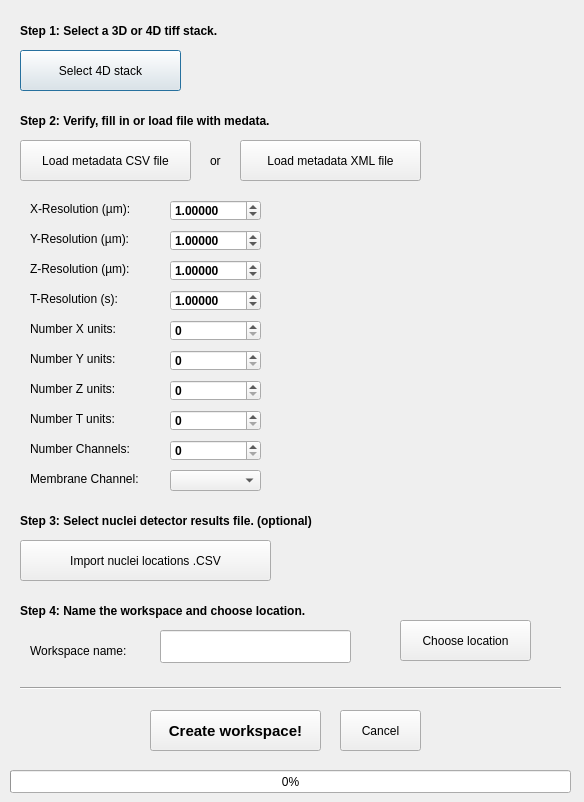
The window that CellECT/gui/new_workspace_layout.ui (ddiana/CellECT) describes before a commit, drawn with Qt 5.
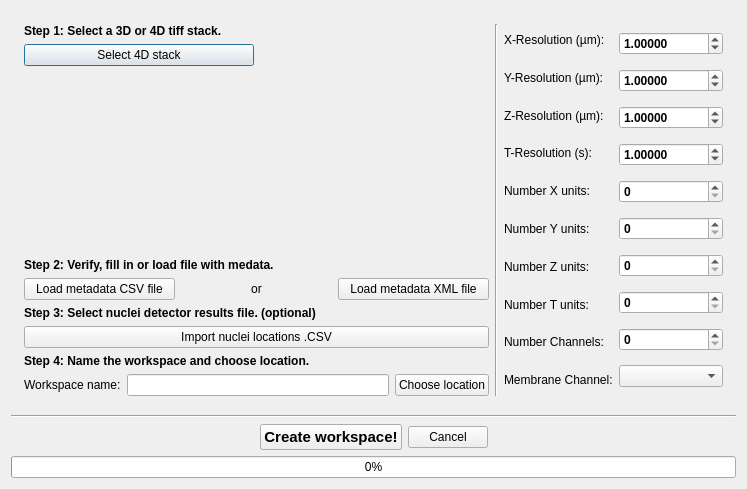
The same window after the commit.

Commit message: adjusted size to fit very small res screens

Diff of the .ui file:
```diff
--- a/CellECT/gui/new_workspace_layout.ui
+++ b/CellECT/gui/new_workspace_layout.ui
@@ -6,34 +6,108 @@
    <rect>
     <x>0</x>
     <y>0</y>
-    <width>584</width>
-    <height>802</height>
+    <width>747</width>
+    <height>489</height>
    </rect>
   </property>
   <property name="windowTitle">
    <string>New Workspace</string>
   </property>
+  <layout class="QVBoxLayout" name="verticalLayout_5">
+   <item>
+    <spacer name="verticalSpacer_4">
+     <property name="orientation">
+      <enum>Qt::Vertical</enum>
+     </property>
+     <property name="sizeType">
+      <enum>QSizePolicy::Fixed</enum>
+     </property>
+     <property name="sizeHint" stdset="0">
+      <size>
+       <width>20</width>
+       <height>13</height>
+      </size>
+     </property>
+    </spacer>
+   </item>
+   <item>
+    <layout class="QHBoxLayout" name="horizontalLayout_6">
+     <item>
+      <spacer name="horizontalSpacer_4">
+       <property name="orientation">
+        <enum>Qt::Horizontal</enum>
+       </property>
+       <property name="sizeType">
+        <enum>QSizePolicy::Fixed</enum>
+       </property>
+       <property name="sizeHint" stdset="0">
+        <size>
+         <width>13</width>
+         <height>17</height>
+        </size>
+       </property>
+      </spacer>
+     </item>
+     <item>
+      <layout class="QVBoxLayout" name="verticalLayout_4">
+       <item>
+        <widget class="QLabel" name="label_3">
+         <property name="font">
+          <font>
+           <weight>75</weight>
+           <bold>true</bold>
+          </font>
+         </property>
+         <property name="text">
+          <string>Step 1: Select a 3D or 4D tiff stack.</string>
+         </property>
+        </widget>
+       </item>
+       <item>
+        <layout class="QHBoxLayout" name="horizontalLayout_4">
+         <item>
+          <layout class="QVBoxLayout" name="verticalLayout_3">
+           <item>
   <widget class="QPushButton" name="btn_select_img">
-   <property name="geometry">
-    <rect>
-     <x>20</x>
-     <y>50</y>
-     <width>161</width>
-     <height>41</height>
-    </rect>
+             <property name="sizePolicy">
+              <sizepolicy hsizetype="Preferred" vsizetype="Fixed">
+               <horstretch>0</horstretch>
+               <verstretch>0</verstretch>
+              </sizepolicy>
    </property>
    <property name="text">
     <string>Select 4D stack</string>
    </property>
   </widget>
+           </item>
+           <item>
+            <spacer name="verticalSpacer">
+             <property name="orientation">
+              <enum>Qt::Vertical</enum>
+             </property>
+             <property name="sizeHint" stdset="0">
+              <size>
+               <width>20</width>
+               <height>40</height>
+              </size>
+             </property>
+            </spacer>
+           </item>
+          </layout>
+         </item>
+         <item>
   <widget class="QLabel" name="label_preview_img">
-   <property name="geometry">
-    <rect>
-     <x>280</x>
-     <y>210</y>
-     <width>271</width>
-     <height>271</height>
-    </rect>
+           <property name="sizePolicy">
+            <sizepolicy hsizetype="Ignored" vsizetype="Ignored">
+             <horstretch>0</horstretch>
+             <verstretch>0</verstretch>
+            </sizepolicy>
+           </property>
+           <property name="minimumSize">
+            <size>
+             <width>30</width>
+             <height>30</height>
+            </size>
    </property>
    <property name="autoFillBackground">
     <bool>true</bool>
@@ -45,171 +119,239 @@
     <bool>true</bool>
    </property>
   </widget>
-  <widget class="QPushButton" name="btn_import_nuclei_csv">
-   <property name="geometry">
-    <rect>
-     <x>20</x>
-     <y>540</y>
-     <width>251</width>
-     <height>41</height>
-    </rect>
+         </item>
+        </layout>
+       </item>
+       <item>
+        <widget class="QLabel" name="label_5">
+         <property name="font">
+          <font>
+           <weight>75</weight>
+           <bold>true</bold>
+          </font>
    </property>
    <property name="text">
-    <string>Import nuclei locations .CSV</string>
-   </property>
-  </widget>
+          <string>Step 2: Verify, fill in or load file with medata.</string>
+         </property>
+        </widget>
+       </item>
+       <item>
+        <layout class="QHBoxLayout" name="horizontalLayout_2">
+         <item>
   <widget class="QPushButton" name="btn_load_metadata_csv">
-   <property name="geometry">
-    <rect>
-     <x>20</x>
-     <y>140</y>
-     <width>171</width>
-     <height>41</height>
-    </rect>
-   </property>
    <property name="text">
     <string>Load metadata CSV file</string>
    </property>
   </widget>
-  <widget class="QLabel" name="label_10">
-   <property name="geometry">
-    <rect>
-     <x>30</x>
-     <y>290</y>
-     <width>141</width>
-     <height>17</height>
-    </rect>
-   </property>
+         </item>
+         <item>
+          <widget class="QLabel" name="label_4">
+           <property name="text">
+            <string>or</string>
+           </property>
+           <property name="alignment">
+            <set>Qt::AlignCenter</set>
+           </property>
+          </widget>
+         </item>
+         <item>
+          <widget class="QPushButton" name="btn_load_metadata_xml">
    <property name="text">
-    <string>T-Resolution (s):</string>
-   </property>
-  </widget>
+            <string>Load metadata XML file</string>
+           </property>
+          </widget>
+         </item>
+        </layout>
+       </item>
+       <item>
+        <widget class="QLabel" name="label_6">
+         <property name="font">
+          <font>
+           <weight>75</weight>
+           <bold>true</bold>
+          </font>
+         </property>
+         <property name="text">
+          <string>Step 3: Select nuclei detector results file. (optional)</string>
+         </property>
+        </widget>
+       </item>
+       <item>
+        <widget class="QPushButton" name="btn_import_nuclei_csv">
+         <property name="text">
+          <string>Import nuclei locations .CSV</string>
+         </property>
+        </widget>
+       </item>
+       <item>
+        <widget class="QLabel" name="label_18">
+         <property name="font">
+          <font>
+           <weight>75</weight>
+           <bold>true</bold>
+          </font>
+         </property>
+         <property name="text">
+          <string>Step 4: Name the workspace and choose location.</string>
+         </property>
+        </widget>
+       </item>
+       <item>
+        <layout class="QHBoxLayout" name="horizontalLayout_3">
+         <item>
+          <widget class="QLabel" name="label_19">
+           <property name="text">
+            <string>Workspace name:</string>
+           </property>
+          </widget>
+         </item>
+         <item>
+          <widget class="QLineEdit" name="lineEdit_ws_name"/>
+         </item>
+         <item>
+          <widget class="QPushButton" name="btn_choose_location">
+           <property name="text">
+            <string>Choose location</string>
+           </property>
+          </widget>
+         </item>
+        </layout>
+       </item>
+      </layout>
+     </item>
+     <item>
+      <widget class="Line" name="line_2">
+       <property name="orientation">
+        <enum>Qt::Vertical</enum>
+       </property>
+      </widget>
+     </item>
+     <item>
+      <layout class="QHBoxLayout" name="horizontalLayout">
+       <item>
+        <layout class="QVBoxLayout" name="verticalLayout">
+         <item>
+          <widget class="QLabel" name="label_7">
+           <property name="text">
+            <string>X-Resolution (µm):</string>
+           </property>
+          </widget>
+         </item>
+         <item>
   <widget class="QLabel" name="label_8">
-   <property name="geometry">
-    <rect>
-     <x>30</x>
-     <y>230</y>
-     <width>151</width>
-     <height>17</height>
-    </rect>
-   </property>
    <property name="text">
     <string>Y-Resolution (µm):</string>
    </property>
   </widget>
-  <widget class="QLabel" name="label_14">
-   <property name="geometry">
-    <rect>
-     <x>30</x>
-     <y>410</y>
-     <width>111</width>
-     <height>17</height>
-    </rect>
-   </property>
+         </item>
+         <item>
+          <widget class="QLabel" name="label_9">
+           <property name="text">
+            <string>Z-Resolution (µm):</string>
+           </property>
+          </widget>
+         </item>
+         <item>
+          <widget class="QLabel" name="label_10">
    <property name="text">
-    <string>Number T units:</string>
-   </property>
-  </widget>
+            <string>T-Resolution (s):</string>
+           </property>
+          </widget>
+         </item>
+         <item>
   <widget class="QLabel" name="label_11">
-   <property name="geometry">
-    <rect>
-     <x>30</x>
-     <y>320</y>
-     <width>111</width>
-     <height>17</height>
-    </rect>
-   </property>
    <property name="text">
     <string>Number X units:</string>
    </property>
   </widget>
-  <widget class="QLabel" name="label_7">
-   <property name="geometry">
-    <rect>
-     <x>30</x>
-     <y>200</y>
-     <width>151</width>
-     <height>17</height>
-    </rect>
-   </property>
-   <property name="text">
-    <string>X-Resolution (µm):</string>
-   </property>
-  </widget>
-  <widget class="QLabel" name="label_15">
-   <property name="geometry">
-    <rect>
-     <x>30</x>
-     <y>440</y>
-     <width>121</width>
-     <height>17</height>
-    </rect>
-   </property>
-   <property name="text">
-    <string>Number Channels:</string>
-   </property>
-  </widget>
+         </item>
+         <item>
   <widget class="QLabel" name="label_12">
-   <property name="geometry">
-    <rect>
-     <x>30</x>
-     <y>350</y>
-     <width>111</width>
-     <height>17</height>
-    </rect>
-   </property>
    <property name="text">
     <string>Number Y units:</string>
    </property>
   </widget>
-  <widget class="QLabel" name="label_9">
-   <property name="geometry">
-    <rect>
-     <x>30</x>
-     <y>260</y>
-     <width>151</width>
-     <height>17</height>
-    </rect>
-   </property>
-   <property name="text">
-    <string>Z-Resolution (µm):</string>
-   </property>
-  </widget>
-  <widget class="QLabel" name="label_17">
-   <property name="geometry">
-    <rect>
-     <x>30</x>
-     <y>470</y>
-     <width>141</width>
-     <height>17</height>
-    </rect>
-   </property>
-   <property name="text">
-    <string>Membrane Channel:</string>
-   </property>
-  </widget>
+         </item>
+         <item>
   <widget class="QLabel" name="label_13">
-   <property name="geometry">
-    <rect>
-     <x>30</x>
-     <y>380</y>
-     <width>111</width>
-     <height>17</height>
-    </rect>
-   </property>
    <property name="text">
     <string>Number Z units:</string>
    </property>
   </widget>
+         </item>
+         <item>
+          <widget class="QLabel" name="label_14">
+           <property name="text">
+            <string>Number T units:</string>
+           </property>
+          </widget>
+         </item>
+         <item>
+          <widget class="QLabel" name="label_15">
+           <property name="text">
+            <string>Number Channels:</string>
+           </property>
+          </widget>
+         </item>
+         <item>
+          <widget class="QLabel" name="label_17">
+           <property name="text">
+            <string>Membrane Channel:</string>
+           </property>
+          </widget>
+         </item>
+        </layout>
+       </item>
+       <item>
+        <layout class="QVBoxLayout" name="verticalLayout_2">
+         <item>
+          <widget class="QDoubleSpinBox" name="doubleSpinBox_xres">
+           <property name="font">
+            <font>
+             <pointsize>9</pointsize>
+             <weight>75</weight>
+             <bold>true</bold>
+            </font>
+           </property>
+           <property name="decimals">
+            <number>5</number>
+           </property>
+           <property name="minimum">
+            <double>0.000010000000000</double>
+           </property>
+           <property name="maximum">
+            <double>100000.000000000000000</double>
+           </property>
+           <property name="value">
+            <double>1.000000000000000</double>
+           </property>
+          </widget>
+         </item>
+         <item>
   <widget class="QDoubleSpinBox" name="doubleSpinBox_yres">
-   <property name="geometry">
-    <rect>
-     <x>170</x>
-     <y>230</y>
-     <width>91</width>
-     <height>21</height>
-    </rect>
-   </property>
+           <property name="font">
+            <font>
+             <pointsize>9</pointsize>
+             <weight>75</weight>
+             <bold>true</bold>
+            </font>
+           </property>
+           <property name="decimals">
+            <number>5</number>
+           </property>
+           <property name="minimum">
+            <double>0.000010000000000</double>
+           </property>
+           <property name="maximum">
+            <double>100000.000000000000000</double>
+           </property>
+           <property name="value">
+            <double>1.000000000000000</double>
+           </property>
+          </widget>
+         </item>
+         <item>
+          <widget class="QDoubleSpinBox" name="doubleSpinBox_zres">
    <property name="font">
     <font>
      <pointsize>9</pointsize>
@@ -230,15 +372,77 @@
     <double>1.000000000000000</double>
    </property>
   </widget>
+         </item>
+         <item>
+          <widget class="QDoubleSpinBox" name="doubleSpinBox_tres">
+           <property name="font">
+            <font>
+             <pointsize>9</pointsize>
+             <weight>75</weight>
+             <bold>true</bold>
+            </font>
+           </property>
+           <property name="decimals">
+            <number>5</number>
+           </property>
+           <property name="minimum">
+            <double>0.000010000000000</double>
+           </property>
+           <property name="maximum">
+            <double>100000.000000000000000</double>
+           </property>
+           <property name="value">
+            <double>1.000000000000000</double>
+           </property>
+          </widget>
+         </item>
+         <item>
+          <widget class="QSpinBox" name="spinBox_numx">
+           <property name="font">
+            <font>
+             <pointsize>9</pointsize>
+             <weight>75</weight>
+             <bold>true</bold>
+            </font>
+           </property>
+           <property name="maximum">
+            <number>10000</number>
+           </property>
+          </widget>
+         </item>
+         <item>
+          <widget class="QSpinBox" name="spinBox_numy">
+           <property name="font">
+            <font>
+             <pointsize>9</pointsize>
+             <weight>75</weight>
+             <bold>true</bold>
+            </font>
+           </property>
+           <property name="maximum">
+            <number>10000</number>
+           </property>
+          </widget>
+         </item>
+         <item>
+          <widget class="QSpinBox" name="spinBox_numz">
+           <property name="font">
+            <font>
+             <pointsize>9</pointsize>
+             <weight>75</weight>
+             <bold>true</bold>
+            </font>
+           </property>
+           <property name="maximum">
+            <number>10000</number>
+           </property>
+           <property name="value">
+            <number>0</number>
+           </property>
+          </widget>
+         </item>
+         <item>
   <widget class="QSpinBox" name="spinBox_numt">
-   <property name="geometry">
-    <rect>
-     <x>170</x>
-     <y>410</y>
-     <width>91</width>
-     <height>21</height>
-    </rect>
-   </property>
    <property name="font">
     <font>
      <pointsize>9</pointsize>
@@ -253,44 +457,9 @@
     <number>0</number>
    </property>
   </widget>
-  <widget class="QDoubleSpinBox" name="doubleSpinBox_xres">
-   <property name="geometry">
-    <rect>
-     <x>170</x>
-     <y>200</y>
-     <width>91</width>
-     <height>21</height>
-    </rect>
-   </property>
-   <property name="font">
-    <font>
-     <pointsize>9</pointsize>
-     <weight>75</weight>
-     <bold>true</bold>
-    </font>
-   </property>
-   <property name="decimals">
-    <number>5</number>
-   </property>
-   <property name="minimum">
-    <double>0.000010000000000</double>
-   </property>
-   <property name="maximum">
-    <double>100000.000000000000000</double>
-   </property>
-   <property name="value">
-    <double>1.000000000000000</double>
-   </property>
-  </widget>
+         </item>
+         <item>
   <widget class="QSpinBox" name="spinBox_numch">
-   <property name="geometry">
-    <rect>
-     <x>170</x>
-     <y>440</y>
-     <width>91</width>
-     <height>21</height>
-    </rect>
-   </property>
    <property name="font">
     <font>
      <pointsize>9</pointsize>
@@ -305,38 +474,9 @@
     <number>0</number>
    </property>
   </widget>
-  <widget class="QSpinBox" name="spinBox_numz">
-   <property name="geometry">
-    <rect>
-     <x>170</x>
-     <y>380</y>
-     <width>91</width>
-     <height>21</height>
-    </rect>
-   </property>
-   <property name="font">
-    <font>
-     <pointsize>9</pointsize>
-     <weight>75</weight>
-     <bold>true</bold>
-    </font>
-   </property>
-   <property name="maximum">
-    <number>10000</number>
-   </property>
-   <property name="value">
-    <number>0</number>
-   </property>
-  </widget>
+         </item>
+         <item>
   <widget class="QComboBox" name="comboBox_mem_chan">
-   <property name="geometry">
-    <rect>
-     <x>170</x>
-     <y>470</y>
-     <width>91</width>
-     <height>21</height>
-    </rect>
-   </property>
    <property name="font">
     <font>
      <pointsize>9</pointsize>
@@ -345,170 +485,69 @@
     </font>
    </property>
   </widget>
-  <widget class="QSpinBox" name="spinBox_numy">
-   <property name="geometry">
-    <rect>
-     <x>170</x>
-     <y>350</y>
-     <width>91</width>
-     <height>21</height>
-    </rect>
-   </property>
-   <property name="font">
-    <font>
-     <pointsize>9</pointsize>
-     <weight>75</weight>
-     <bold>true</bold>
-    </font>
-   </property>
-   <property name="maximum">
-    <number>10000</number>
-   </property>
-  </widget>
-  <widget class="QSpinBox" name="spinBox_numx">
-   <property name="geometry">
-    <rect>
-     <x>170</x>
-     <y>320</y>
-     <width>91</width>
-     <height>21</height>
-    </rect>
-   </property>
-   <property name="font">
-    <font>
-     <pointsize>9</pointsize>
-     <weight>75</weight>
-     <bold>true</bold>
-    </font>
-   </property>
-   <property name="maximum">
-    <number>10000</number>
-   </property>
-  </widget>
-  <widget class="QDoubleSpinBox" name="doubleSpinBox_zres">
-   <property name="geometry">
-    <rect>
-     <x>170</x>
-     <y>260</y>
-     <width>91</width>
-     <height>21</height>
-    </rect>
-   </property>
-   <property name="font">
-    <font>
-     <pointsize>9</pointsize>
-     <weight>75</weight>
-     <bold>true</bold>
-    </font>
-   </property>
-   <property name="decimals">
-    <number>5</number>
-   </property>
-   <property name="minimum">
-    <double>0.000010000000000</double>
-   </property>
-   <property name="maximum">
-    <double>100000.000000000000000</double>
-   </property>
-   <property name="value">
-    <double>1.000000000000000</double>
-   </property>
-  </widget>
-  <widget class="QDoubleSpinBox" name="doubleSpinBox_tres">
-   <property name="geometry">
-    <rect>
-     <x>170</x>
-     <y>290</y>
-     <width>91</width>
-     <height>21</height>
-    </rect>
-   </property>
-   <property name="font">
-    <font>
-     <pointsize>9</pointsize>
-     <weight>75</weight>
-     <bold>true</bold>
-    </font>
-   </property>
-   <property name="decimals">
-    <number>5</number>
-   </property>
-   <property name="minimum">
-    <double>0.000010000000000</double>
-   </property>
-   <property name="maximum">
-    <double>100000.000000000000000</double>
-   </property>
-   <property name="value">
-    <double>1.000000000000000</double>
-   </property>
-  </widget>
-  <widget class="QLabel" name="label_3">
-   <property name="geometry">
-    <rect>
-     <x>20</x>
-     <y>20</y>
-     <width>451</width>
-     <height>21</height>
-    </rect>
-   </property>
-   <property name="font">
-    <font>
-     <weight>75</weight>
-     <bold>true</bold>
-    </font>
-   </property>
-   <property name="text">
-    <string>Step 1: Select a 3D or 4D tiff stack.</string>
-   </property>
-  </widget>
-  <widget class="QLabel" name="label_5">
-   <property name="geometry">
-    <rect>
-     <x>20</x>
-     <y>110</y>
-     <width>411</width>
-     <height>21</height>
-    </rect>
-   </property>
-   <property name="font">
-    <font>
-     <weight>75</weight>
-     <bold>true</bold>
-    </font>
-   </property>
-   <property name="text">
-    <string>Step 2: Verify, fill in or load file with medata.</string>
-   </property>
-  </widget>
-  <widget class="QLabel" name="label_6">
-   <property name="geometry">
-    <rect>
-     <x>20</x>
-     <y>510</y>
-     <width>471</width>
-     <height>21</height>
-    </rect>
-   </property>
-   <property name="font">
-    <font>
-     <weight>75</weight>
-     <bold>true</bold>
-    </font>
-   </property>
-   <property name="text">
-    <string>Step 3: Select nuclei detector results file. (optional)</string>
-   </property>
-  </widget>
+         </item>
+        </layout>
+       </item>
+      </layout>
+     </item>
+     <item>
+      <spacer name="horizontalSpacer_5">
+       <property name="orientation">
+        <enum>Qt::Horizontal</enum>
+       </property>
+       <property name="sizeType">
+        <enum>QSizePolicy::Fixed</enum>
+       </property>
+       <property name="sizeHint" stdset="0">
+        <size>
+         <width>13</width>
+         <height>17</height>
+        </size>
+       </property>
+      </spacer>
+     </item>
+    </layout>
+   </item>
+   <item>
+    <spacer name="verticalSpacer_2">
+     <property name="orientation">
+      <enum>Qt::Vertical</enum>
+     </property>
+     <property name="sizeType">
+      <enum>QSizePolicy::Fixed</enum>
+     </property>
+     <property name="sizeHint" stdset="0">
+      <size>
+       <width>20</width>
+       <height>13</height>
+      </size>
+     </property>
+    </spacer>
+   </item>
+   <item>
+    <widget class="Line" name="line">
+     <property name="orientation">
+      <enum>Qt::Horizontal</enum>
+     </property>
+    </widget>
+   </item>
+   <item>
+    <layout class="QHBoxLayout" name="horizontalLayout_5">
+     <item>
+      <spacer name="horizontalSpacer_2">
+       <property name="orientation">
+        <enum>Qt::Horizontal</enum>
+       </property>
+       <property name="sizeHint" stdset="0">
+        <size>
+         <width>40</width>
+         <height>20</height>
+        </size>
+       </property>
+      </spacer>
+     </item>
+     <item>
   <widget class="QPushButton" name="btn_create_ws">
-   <property name="geometry">
-    <rect>
-     <x>150</x>
-     <y>710</y>
-     <width>171</width>
-     <height>41</height>
-    </rect>
-   </property>
    <property name="font">
     <font>
      <pointsize>11</pointsize>
@@ -520,126 +559,83 @@
     <string>Create workspace!</string>
    </property>
   </widget>
+     </item>
+     <item>
   <widget class="QPushButton" name="btn_cancel">
-   <property name="geometry">
-    <rect>
-     <x>340</x>
-     <y>710</y>
-     <width>81</width>
-     <height>41</height>
-    </rect>
-   </property>
    <property name="text">
     <string>Cancel</string>
    </property>
   </widget>
-  <widget class="QLabel" name="label_18">
-   <property name="geometry">
-    <rect>
-     <x>20</x>
-     <y>600</y>
-     <width>471</width>
-     <height>21</height>
-    </rect>
-   </property>
-   <property name="font">
-    <font>
-     <weight>75</weight>
-     <bold>true</bold>
-    </font>
-   </property>
-   <property name="text">
-    <string>Step 4: Name the workspace and choose location.</string>
-   </property>
-  </widget>
-  <widget class="QPushButton" name="btn_choose_location">
-   <property name="geometry">
-    <rect>
-     <x>400</x>
-     <y>620</y>
-     <width>131</width>
-     <height>41</height>
-    </rect>
-   </property>
-   <property name="text">
-    <string>Choose location</string>
-   </property>
-  </widget>
-  <widget class="QLabel" name="label_19">
-   <property name="geometry">
-    <rect>
-     <x>30</x>
-     <y>640</y>
-     <width>131</width>
-     <height>21</height>
-    </rect>
-   </property>
-   <property name="text">
-    <string>Workspace name:</string>
-   </property>
-  </widget>
-  <widget class="QLineEdit" name="lineEdit_ws_name">
-   <property name="geometry">
-    <rect>
-     <x>160</x>
-     <y>630</y>
-     <width>191</width>
-     <height>33</height>
-    </rect>
-   </property>
-  </widget>
-  <widget class="Line" name="line">
-   <property name="geometry">
-    <rect>
-     <x>20</x>
-     <y>680</y>
-     <width>541</width>
-     <height>16</height>
-    </rect>
-   </property>
+     </item>
+     <item>
+      <spacer name="horizontalSpacer_3">
    <property name="orientation">
     <enum>Qt::Horizontal</enum>
    </property>
-  </widget>
+       <property name="sizeHint" stdset="0">
+        <size>
+         <width>40</width>
+         <height>20</height>
+        </size>
+       </property>
+      </spacer>
+     </item>
+    </layout>
+   </item>
+   <item>
   <widget class="QProgressBar" name="progressBar">
-   <property name="geometry">
-    <rect>
-     <x>10</x>
-     <y>770</y>
-     <width>561</width>
-     <height>23</height>
-    </rect>
-   </property>
    <property name="value">
     <number>0</number>
    </property>
   </widget>
-  <widget class="QPushButton" name="btn_load_metadata_xml">
-   <property name="geometry">
-    <rect>
-     <x>240</x>
-     <y>140</y>
-     <width>181</width>
-     <height>41</height>
-    </rect>
-   </property>
-   <property name="text">
-    <string>Load metadata XML file</string>
-   </property>
-  </widget>
-  <widget class="QLabel" name="label_4">
-   <property name="geometry">
-    <rect>
-     <x>210</x>
-     <y>150</y>
-     <width>21</width>
-     <height>21</height>
-    </rect>
-   </property>
-   <property name="text">
-    <string>or</string>
-   </property>
-  </widget>
+   </item>
+  </layout>
+  <zorder>btn_select_img</zorder>
+  <zorder>label_preview_img</zorder>
+  <zorder>btn_import_nuclei_csv</zorder>
+  <zorder>btn_load_metadata_csv</zorder>
+  <zorder>label_10</zorder>
+  <zorder>label_8</zorder>
+  <zorder>label_14</zorder>
+  <zorder>label_11</zorder>
+  <zorder>label_7</zorder>
+  <zorder>label_15</zorder>
+  <zorder>label_12</zorder>
+  <zorder>label_9</zorder>
+  <zorder>label_17</zorder>
+  <zorder>label_13</zorder>
+  <zorder>doubleSpinBox_yres</zorder>
+  <zorder>spinBox_numt</zorder>
+  <zorder>doubleSpinBox_xres</zorder>
+  <zorder>spinBox_numch</zorder>
+  <zorder>spinBox_numz</zorder>
+  <zorder>comboBox_mem_chan</zorder>
+  <zorder>spinBox_numy</zorder>
+  <zorder>spinBox_numx</zorder>
+  <zorder>doubleSpinBox_zres</zorder>
+  <zorder>doubleSpinBox_tres</zorder>
+  <zorder>label_3</zorder>
+  <zorder>label_5</zorder>
+  <zorder>label_6</zorder>
+  <zorder>btn_create_ws</zorder>
+  <zorder>btn_cancel</zorder>
+  <zorder>label_18</zorder>
+  <zorder>btn_choose_location</zorder>
+  <zorder>label_19</zorder>
+  <zorder>lineEdit_ws_name</zorder>
+  <zorder>line</zorder>
+  <zorder>progressBar</zorder>
+  <zorder>btn_load_metadata_xml</zorder>
+  <zorder>label_4</zorder>
+  <zorder>label_7</zorder>
+  <zorder>verticalSpacer</zorder>
+  <zorder>verticalSpacer_2</zorder>
+  <zorder>horizontalSpacer_2</zorder>
+  <zorder>horizontalSpacer_3</zorder>
+  <zorder>horizontalSpacer_4</zorder>
+  <zorder>horizontalSpacer_5</zorder>
+  <zorder>verticalSpacer_4</zorder>
+  <zorder>line_2</zorder>
  </widget>
  <tabstops>
   <tabstop>btn_select_img</tabstop>
```
Lines whose indentation alone changed are shown as unchanged. The commit also changes 3 other files.
